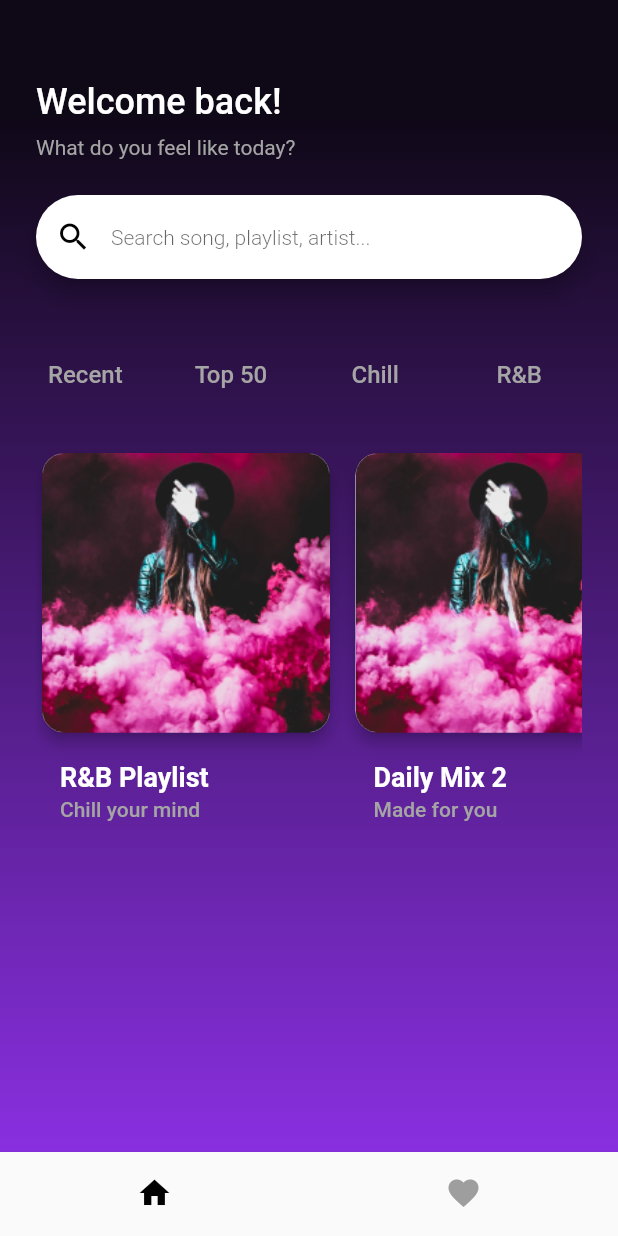
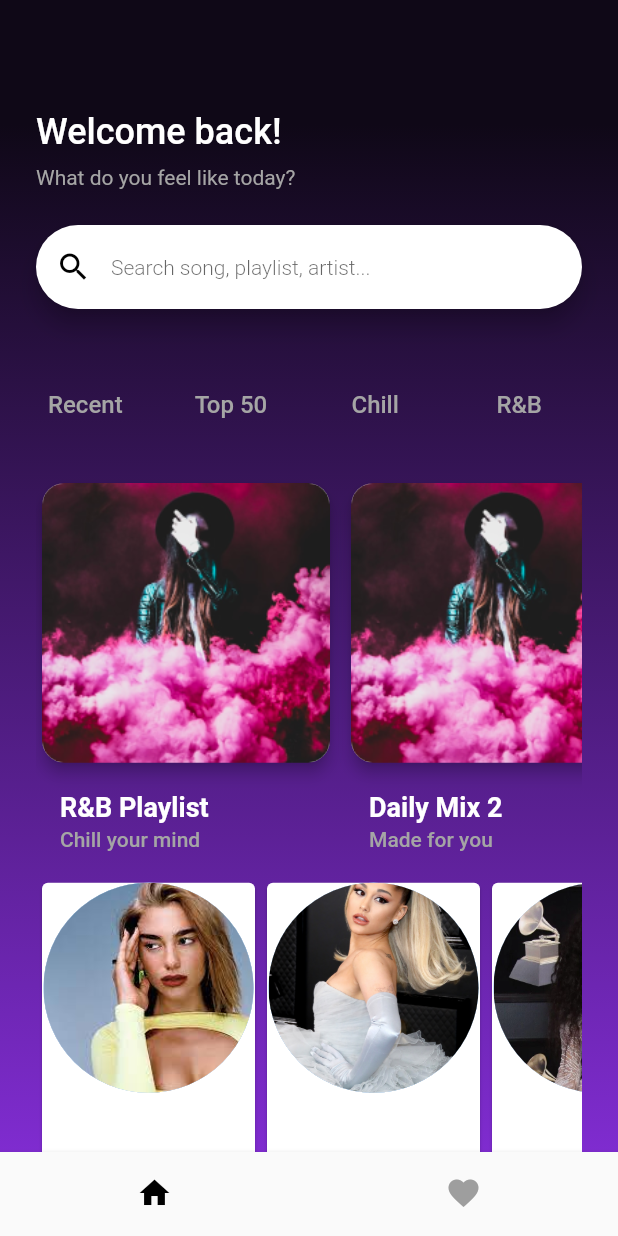
Before and after one commit to eminowam/music_app, a Flutter app: the screen it shows after launch, on a phone screen of 412 x 824 dp. Run offline on Flutter 3.47's test engine with Material 2 defaults, Android fonts, the phone set to English and light mode, and no system bars; Roboto replaces fonts that are missing (OpenSans).

Commit message:
Add recommended singers

```diff
--- a/lib/screen/home_page.dart
+++ b/lib/screen/home_page.dart
@@ -15,7 +15,9 @@ class _HomePageState extends State<HomePage> {
   @override
   Widget build(BuildContext context) {
     return Scaffold(
-      body: Container(
+      body: SingleChildScrollView(
+        scrollDirection: Axis.vertical,
+        child: Container(
           width: double.infinity,
           decoration: BoxDecoration(
             gradient: LinearGradient(
@@ -33,6 +35,7 @@ class _HomePageState extends State<HomePage> {
               PageOne(),
 
             ],
+          ),
         ),
       ),
 
--- a/lib/screen/page_one.dart
+++ b/lib/screen/page_one.dart
@@ -1,5 +1,6 @@
 import 'package:flutter/material.dart';
 import 'package:music_app/widget/home_widgets/cards.dart';
+import 'package:music_app/widget/home_widgets/singers.dart';
 import 'package:music_app/widget/home_widgets/text_row.dart';
 import 'package:music_app/widget/home_widgets/text_search.dart';
 
@@ -8,17 +9,17 @@ class PageOne extends StatelessWidget {
 
   @override
   Widget build(BuildContext context) {
-    return SingleChildScrollView(
+    return const SingleChildScrollView(
       scrollDirection: Axis.vertical,
           child: Padding(
             padding: const EdgeInsets.only(
-              top: 54,bottom: 24,left: 24,right: 24
+              top: 74,bottom: 24,left: 24,right: 24
             ),
             child: Column(
               children: [
                 SearchWidget(),
                 SizedBox(height: 40,),
-                SingleChildScrollView(
+                const SingleChildScrollView(
                   scrollDirection: Axis.horizontal,
                   child: Row(
                     children: [
@@ -51,13 +52,13 @@ class PageOne extends StatelessWidget {
                         text: "R&B Playlist",
                         subTitle: "Chill your mind",
                       ),
-                      SizedBox(width: 9,),
+                      SizedBox(width: 6),
                       MusicCards(
                         image: "assets/img.png",
                         text: "Daily Mix 2",
                         subTitle: "Made for you",
                       ),
-                      SizedBox(width: 9,),
+                      SizedBox(width: 6,),
                       MusicCards(
                         image: "assets/img.png",
                         text: "Hip Hop",
@@ -65,8 +66,26 @@ class PageOne extends StatelessWidget {
                       )
                     ],
                   ),
+                ),
+                SingleChildScrollView(
+                  scrollDirection: Axis.horizontal,
+                  child: Row(
+                    children: [
+                      RecommendedSingers(
+                          text: "Dua Lipa",
+                          subTitle: "Singer",
+                          image: "assets/dua.jpeg"),
+                      RecommendedSingers(
+                          text: "Ariana Grande",
+                          subTitle: "Singer",
+                          image: "assets/ariana.jpg"),
+                      RecommendedSingers(
+                          text: "SZA",
+                          subTitle: "Singer",
+                          image: "assets/sza.webp")
+                    ],
+                  ),
                 )
-
               ],
             ),
           ),
--- a/lib/widget/home_widgets/singers.dart
+++ b/lib/widget/home_widgets/singers.dart
@@ -0,0 +1,42 @@
+import 'package:flutter/material.dart';
+import 'package:music_app/config/app_style.dart';
+
+class RecommendedSingers extends StatelessWidget {
+  const RecommendedSingers({super.key, required this.text, required this.subTitle, required this.image});
+final String text;
+final String subTitle;
+final String image;
+  @override
+  Widget build(BuildContext context) {
+    return Container(
+      width: 150,
+      decoration: BoxDecoration(
+        // backgroundBlendMode: Color(0xff9D1DCA)
+      ),
+      child: GestureDetector(
+        child: Card(
+          child: Column(
+            crossAxisAlignment: CrossAxisAlignment.center,
+            children: [
+              CircleAvatar(
+                radius: 70,
+                child: CircleAvatar(
+                  backgroundColor: Colors.white,
+                  radius: 70,
+                  backgroundImage: AssetImage(image),
+                ),
+              ),
+              // Image(image: AssetImage(image)),
+              ListTile(
+                title: Text(text,
+                style: AppTextStyle.cardMainTextStyle,),
+                subtitle: Text(subTitle,
+                    style: AppTextStyle.cardSubTextStyle),
+              )
+            ],
+          ),
+        ),
+      ),
+    );
+  }
+}
```
Also changed, not shown: assets/ariana.jpg (added), assets/dua.jpeg (added), assets/sza.webp (added). Lines whose indentation alone changed are shown as unchanged.
